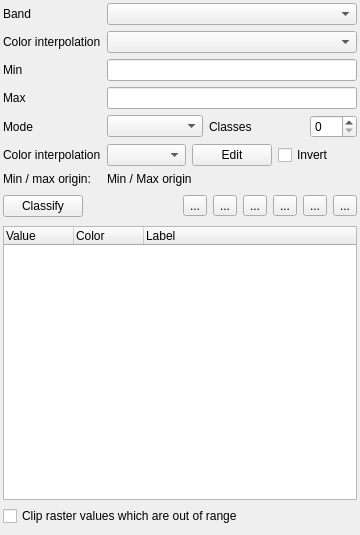
qgis/QGIS, file src/ui/qgssinglebandpseudocolorrendererwidgetbase.ui: the form before one commit.
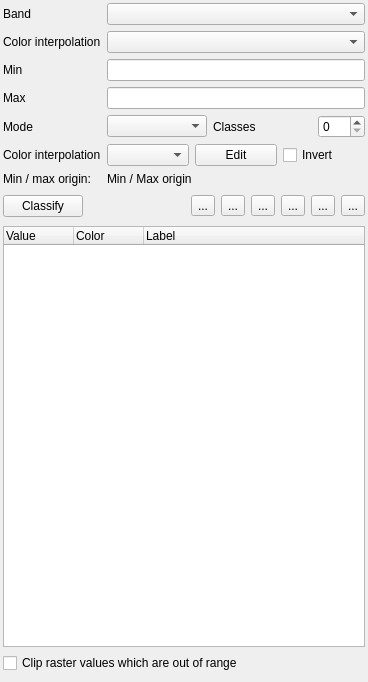
The form after the commit. Icons and pictures are not drawn. Custom widgets are drawn as their Qt base class.

Commit message: Widget layouts, connect signals

Diff of the .ui file:
```diff
--- a/src/ui/qgssinglebandpseudocolorrendererwidgetbase.ui
+++ b/src/ui/qgssinglebandpseudocolorrendererwidgetbase.ui
@@ -6,18 +6,171 @@
    <rect>
     <x>0</x>
     <y>0</y>
-    <width>360</width>
-    <height>535</height>
+    <width>368</width>
+    <height>682</height>
    </rect>
   </property>
   <property name="windowTitle">
    <string>Form</string>
   </property>
-  <layout class="QGridLayout" name="gridLayout">
+  <layout class="QVBoxLayout" name="verticalLayout">
    <property name="margin">
     <number>3</number>
    </property>
-   <item row="10" column="0" colspan="2">
+   <item>
+    <widget class="QScrollArea" name="scrollArea">
+     <property name="frameShape">
+      <enum>QFrame::NoFrame</enum>
+     </property>
+     <property name="widgetResizable">
+      <bool>true</bool>
+     </property>
+     <widget class="QWidget" name="scrollAreaWidgetContents">
+      <property name="geometry">
+       <rect>
+        <x>0</x>
+        <y>0</y>
+        <width>362</width>
+        <height>676</height>
+       </rect>
+      </property>
+      <layout class="QGridLayout" name="gridLayout">
+       <property name="margin">
+        <number>0</number>
+       </property>
+       <item row="0" column="0">
+        <widget class="QLabel" name="mBandLabel">
+         <property name="text">
+          <string>Band</string>
+         </property>
+        </widget>
+       </item>
+       <item row="0" column="1">
+        <widget class="QComboBox" name="mBandComboBox"/>
+       </item>
+       <item row="1" column="0">
+        <widget class="QLabel" name="mColorInterpolationLabel">
+         <property name="text">
+          <string>Color interpolation</string>
+         </property>
+        </widget>
+       </item>
+       <item row="1" column="1">
+        <widget class="QComboBox" name="mColorInterpolationComboBox"/>
+       </item>
+       <item row="2" column="0">
+        <widget class="QLabel" name="mMinLabel">
+         <property name="text">
+          <string>Min</string>
+         </property>
+        </widget>
+       </item>
+       <item row="2" column="1">
+        <widget class="QLineEdit" name="mMinLineEdit"/>
+       </item>
+       <item row="3" column="0">
+        <widget class="QLabel" name="mMaxLabel">
+         <property name="text">
+          <string>Max</string>
+         </property>
+        </widget>
+       </item>
+       <item row="3" column="1">
+        <widget class="QLineEdit" name="mMaxLineEdit"/>
+       </item>
+       <item row="4" column="0">
+        <widget class="QLabel" name="mClassificationModeLabel">
+         <property name="text">
+          <string>Mode</string>
+         </property>
+        </widget>
+       </item>
+       <item row="4" column="1">
+        <layout class="QHBoxLayout" name="horizontalLayout">
+         <item>
+          <widget class="QComboBox" name="mClassificationModeComboBox"/>
+         </item>
+         <item>
+          <widget class="QLabel" name="mNumberOfEntriesLabel">
+           <property name="text">
+            <string>Classes</string>
+           </property>
+          </widget>
+         </item>
+         <item>
+          <widget class="QSpinBox" name="mNumberOfEntriesSpinBox">
+           <property name="sizePolicy">
+            <sizepolicy hsizetype="Fixed" vsizetype="Fixed">
+             <horstretch>0</horstretch>
+             <verstretch>0</verstretch>
+            </sizepolicy>
+           </property>
+           <property name="maximum">
+            <number>255</number>
+           </property>
+           <property name="value">
+            <number>0</number>
+           </property>
+          </widget>
+         </item>
+        </layout>
+       </item>
+       <item row="5" column="0">
+        <widget class="QLabel" name="mColorInterpolationLabel_2">
+         <property name="text">
+          <string>Color interpolation</string>
+         </property>
+        </widget>
+       </item>
+       <item row="5" column="1">
+        <layout class="QHBoxLayout" name="horizontalLayout_2">
+         <item>
+          <widget class="QgsColorRampComboBox" name="mColorRampComboBox"/>
+         </item>
+         <item>
+          <widget class="QPushButton" name="mButtonEditRamp">
+           <property name="text">
+            <string>Edit</string>
+           </property>
+          </widget>
+         </item>
+         <item>
+          <widget class="QCheckBox" name="mInvertCheckBox">
+           <property name="text">
+            <string>Invert</string>
+           </property>
+          </widget>
+         </item>
+        </layout>
+       </item>
+       <item row="6" column="0">
+        <layout class="QGridLayout" name="gridLayout_3">
+         <property name="verticalSpacing">
+          <number>6</number>
+         </property>
+         <item row="0" column="0" colspan="2">
+          <widget class="QLabel" name="label_2">
+           <property name="text">
+            <string>Min / max origin:</string>
+           </property>
+          </widget>
+         </item>
+        </layout>
+       </item>
+       <item row="6" column="1">
+        <widget class="QLabel" name="mMinMaxOriginLabel">
+         <property name="sizePolicy">
+          <sizepolicy hsizetype="Expanding" vsizetype="Preferred">
+           <horstretch>0</horstretch>
+           <verstretch>0</verstretch>
+          </sizepolicy>
+         </property>
+         <property name="text">
+          <string>Min / Max origin</string>
+         </property>
+        </widget>
+       </item>
+       <item row="7" column="0" colspan="2">
     <layout class="QHBoxLayout" name="horizontalLayout_3">
      <item>
       <widget class="QPushButton" name="mClassifyButton">
@@ -125,140 +278,20 @@
      </item>
     </layout>
    </item>
-   <item row="1" column="1">
-    <widget class="QComboBox" name="mColorInterpolationComboBox"/>
-   </item>
-   <item row="5" column="0">
-    <widget class="QLabel" name="mMaxLabel">
-     <property name="text">
-      <string>Max</string>
-     </property>
-    </widget>
-   </item>
-   <item row="6" column="0">
-    <widget class="QLabel" name="mClassificationModeLabel">
-     <property name="text">
-      <string>Mode</string>
-     </property>
-    </widget>
-   </item>
-   <item row="0" column="0">
-    <widget class="QLabel" name="mBandLabel">
-     <property name="text">
-      <string>Band</string>
-     </property>
-    </widget>
-   </item>
-   <item row="4" column="0">
-    <widget class="QLabel" name="mMinLabel">
-     <property name="text">
-      <string>Min</string>
-     </property>
-    </widget>
-   </item>
-   <item row="0" column="1">
-    <widget class="QComboBox" name="mBandComboBox"/>
-   </item>
-   <item row="7" column="0">
-    <widget class="QLabel" name="mColorInterpolationLabel_2">
-     <property name="text">
-      <string>Color interpolation</string>
-     </property>
-    </widget>
-   </item>
-   <item row="7" column="1">
-    <layout class="QHBoxLayout" name="horizontalLayout_2">
-     <item>
-      <widget class="QgsColorRampComboBox" name="mColorRampComboBox"/>
-     </item>
-     <item>
-      <widget class="QPushButton" name="mButtonEditRamp">
-       <property name="text">
-        <string>Edit</string>
-       </property>
-      </widget>
-     </item>
-     <item>
-      <widget class="QCheckBox" name="mInvertCheckBox">
-       <property name="text">
-        <string>Invert</string>
-       </property>
-      </widget>
-     </item>
-    </layout>
-   </item>
-   <item row="1" column="0">
-    <widget class="QLabel" name="mColorInterpolationLabel">
-     <property name="text">
-      <string>Color interpolation</string>
-     </property>
-    </widget>
-   </item>
-   <item row="8" column="1">
-    <widget class="QLabel" name="mMinMaxOriginLabel">
-     <property name="sizePolicy">
-      <sizepolicy hsizetype="Expanding" vsizetype="Preferred">
-       <horstretch>0</horstretch>
-       <verstretch>0</verstretch>
-      </sizepolicy>
-     </property>
-     <property name="text">
-      <string>Min / Max origin</string>
-     </property>
-    </widget>
-   </item>
-   <item row="6" column="1">
-    <layout class="QHBoxLayout" name="horizontalLayout">
-     <item>
-      <widget class="QComboBox" name="mClassificationModeComboBox"/>
-     </item>
-     <item>
-      <widget class="QLabel" name="mNumberOfEntriesLabel">
-       <property name="text">
-        <string>Classes</string>
-       </property>
-      </widget>
-     </item>
-     <item>
-      <widget class="QSpinBox" name="mNumberOfEntriesSpinBox">
-       <property name="sizePolicy">
-        <sizepolicy hsizetype="Fixed" vsizetype="Fixed">
-         <horstretch>0</horstretch>
-         <verstretch>0</verstretch>
-        </sizepolicy>
-       </property>
-       <property name="maximum">
-        <number>255</number>
-       </property>
-       <property name="value">
-        <number>0</number>
-       </property>
-      </widget>
-     </item>
-    </layout>
-   </item>
-   <item row="8" column="0">
-    <layout class="QGridLayout" name="gridLayout_3">
-     <property name="verticalSpacing">
-      <number>6</number>
-     </property>
-     <item row="0" column="0" colspan="2">
-      <widget class="QLabel" name="label_2">
-       <property name="text">
-        <string>Min / max origin:</string>
-       </property>
-      </widget>
-     </item>
-    </layout>
-   </item>
-   <item row="11" column="0" colspan="2">
+       <item row="8" column="0" colspan="2">
     <widget class="QTreeWidget" name="mColormapTreeWidget">
      <property name="sizePolicy">
-      <sizepolicy hsizetype="MinimumExpanding" vsizetype="Expanding">
+          <sizepolicy hsizetype="Expanding" vsizetype="Expanding">
        <horstretch>0</horstretch>
        <verstretch>0</verstretch>
       </sizepolicy>
      </property>
+         <property name="minimumSize">
+          <size>
+           <width>0</width>
+           <height>250</height>
+          </size>
+         </property>
      <attribute name="headerDefaultSectionSize">
       <number>70</number>
      </attribute>
@@ -285,10 +318,7 @@
      </column>
     </widget>
    </item>
-   <item row="5" column="1">
-    <widget class="QLineEdit" name="mMaxLineEdit"/>
-   </item>
-   <item row="12" column="0" colspan="2">
+       <item row="9" column="0" colspan="2">
     <widget class="QCheckBox" name="mClipCheckBox">
      <property name="toolTip">
       <string>If checked, any pixels with a value out of range will not be rendered</string>
@@ -301,8 +331,41 @@
    <item row="13" column="0" colspan="2">
     <widget class="QWidget" name="mMinMaxContainerWidget" native="true"/>
    </item>
-   <item row="4" column="1">
-    <widget class="QLineEdit" name="mMinLineEdit"/>
+      </layout>
+      <zorder>mMinLineEdit</zorder>
+      <zorder></zorder>
+      <zorder></zorder>
+      <zorder>mColormapTreeWidget</zorder>
+      <zorder>mColorInterpolationLabel</zorder>
+      <zorder></zorder>
+      <zorder>mMinMaxContainerWidget</zorder>
+      <zorder>mMaxLineEdit</zorder>
+      <zorder>mBandComboBox</zorder>
+      <zorder>mMinMaxOriginLabel</zorder>
+      <zorder>mClipCheckBox</zorder>
+      <zorder>mColorInterpolationComboBox</zorder>
+      <zorder>mColorInterpolationLabel_2</zorder>
+      <zorder></zorder>
+      <zorder>mMinLineEdit</zorder>
+      <zorder>mColorInterpolationLabel_2</zorder>
+      <zorder>mMinLabel</zorder>
+      <zorder>mColormapTreeWidget</zorder>
+      <zorder>mBandLabel</zorder>
+      <zorder></zorder>
+      <zorder>mClassificationModeLabel</zorder>
+      <zorder>mColorInterpolationComboBox</zorder>
+      <zorder>mColorInterpolationLabel</zorder>
+      <zorder>mMaxLabel</zorder>
+      <zorder></zorder>
+      <zorder>mMaxLineEdit</zorder>
+      <zorder></zorder>
+      <zorder>mBandComboBox</zorder>
+      <zorder></zorder>
+      <zorder>mMinMaxOriginLabel</zorder>
+      <zorder>mMinMaxContainerWidget</zorder>
+      <zorder>mClipCheckBox</zorder>
+     </widget>
+    </widget>
    </item>
   </layout>
  </widget>
```
Left out of the diff: 2 changed lines with no effect on the pictures. Lines whose indentation alone changed are shown as unchanged. The commit also changes 11 other files.
